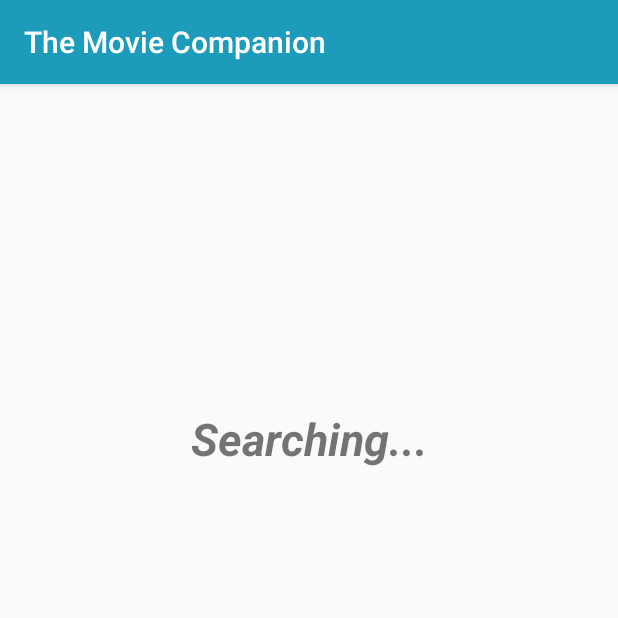
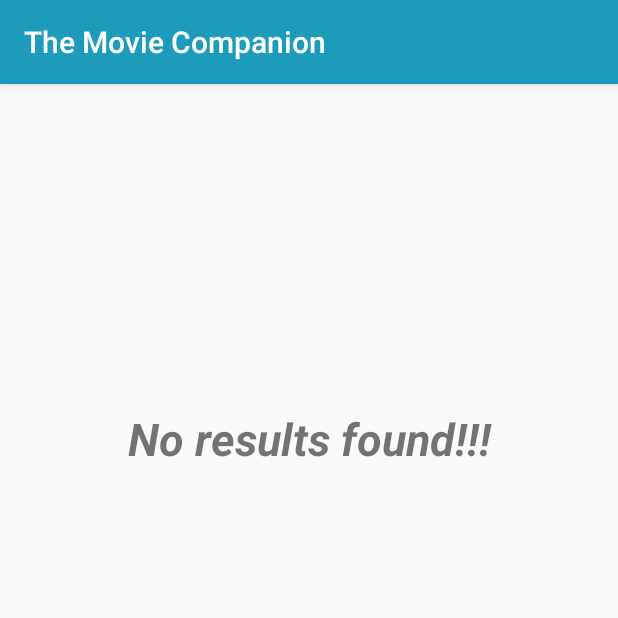
Before and after one commit to TumoM/AAP-Capstone-Movie-Quick-Search, an Android app: the screen it shows after launch (FavouritesActivity), after a tap on an icon or button, on a phone screen of 412 x 824 dp, the top half of it. Run offline under Robolectric (Android 15) with nearby library versions, the phone set to English and light mode, and no system bars.

```diff
--- a/Main-Working/app/src/main/java/com/example/android/themoviecompanion/Activities/FavouritesActivity.java
+++ b/Main-Working/app/src/main/java/com/example/android/themoviecompanion/Activities/FavouritesActivity.java
@@ -31,7 +31,12 @@ public class FavouritesActivity extends AppCompatActivity {
         super.onPostResume();
         if (movieList != null){movieList.clear();}
         movieList.addAll((ArrayList<DbMovie>) db.getAllFavouriteMovies());
-        favouritesRecyclerViewAdapter.notifyDataSetChanged();
+        if (favouritesRecyclerViewAdapter != null) {
+            favouritesRecyclerViewAdapter.notifyDataSetChanged();
+        }
+        if (db.getMoviesCount() == 0) {
+            noResultTextView.setText("No results found!!!");
+        }
     }
 
     @Override
@@ -54,6 +59,7 @@ public class FavouritesActivity extends AppCompatActivity {
             favouritesRecyclerViewAdapter = new FavouritesRecyclerViewAdapter(this, movieList);
             recyclerView.setAdapter(favouritesRecyclerViewAdapter);
         }
-        else{ noResultTextView.setVisibility(View.VISIBLE);}
+        else{ noResultTextView.setVisibility(View.VISIBLE);
+            noResultTextView.setText("No results found!!!");}
     }
 }
--- a/Main-Working/app/src/main/java/com/example/android/themoviecompanion/DataBase/DatabaseHelper.java
+++ b/Main-Working/app/src/main/java/com/example/android/themoviecompanion/DataBase/DatabaseHelper.java
@@ -74,7 +74,7 @@ public class DatabaseHelper extends SQLiteOpenHelper {
 
         Cursor cursor = db.query(DbMovie.TABLE_NAME,
                 new String[]{DbMovie.COLUMN_ID, DbMovie.COLUMN_TITLE, DbMovie.COLUMN_YEAR, DbMovie.COLUMN_PLOT,
-                DbMovie.COLUMN_POSTER},
+                DbMovie.COLUMN_POSTER, DbMovie.COLUMN_TYPE},
                 DbMovie.COLUMN_ID + "=?",
                 new String[]{String.valueOf(id)}, null, null, null, null);
 
--- a/Main-Working/app/src/main/java/com/example/android/themoviecompanion/FavouritesRecyclerViewAdapter.java
+++ b/Main-Working/app/src/main/java/com/example/android/themoviecompanion/FavouritesRecyclerViewAdapter.java
@@ -93,7 +93,8 @@ public class FavouritesRecyclerViewAdapter extends RecyclerView.Adapter<Favourit
 
                     Intent intent = new Intent(v.getContext(), DetailsActivity.class);
 
-                    intent.putExtra("movie", movie);
+                    intent.putExtra("movie", movie.getId());
+                    intent.setFlags(movie.getId());
                     context.startActivity(intent);
 
                 }
```
Also changed, not shown: Main-Working/app/src/main/java/com/example/android/themoviecompanion/Activities/DetailsActivity.java (+5 -2 lines).
